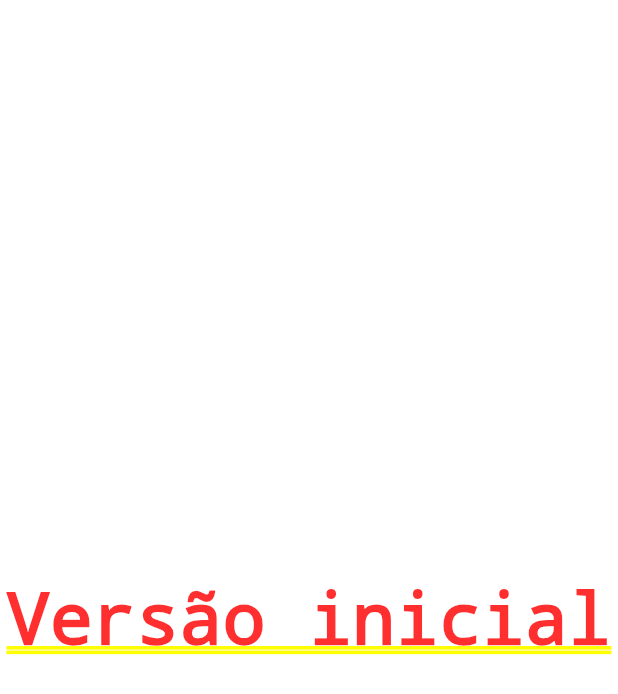
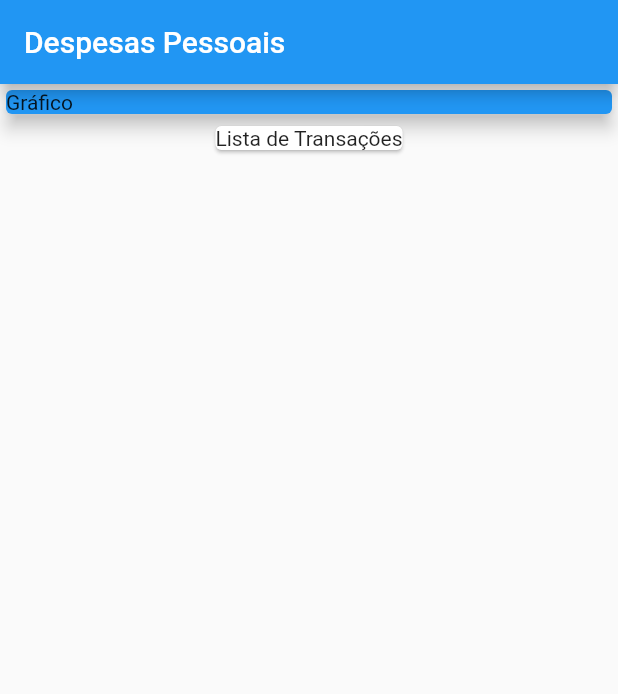
Before and after one commit to Winnicius-Moura/flutterExpensesApp, a Flutter app: the screen it shows after launch, on a phone screen of 412 x 824 dp. Shown: the top 694 px of the screen. Run offline on Flutter 3.47's test engine with Material 2 defaults, Android fonts, the phone set to English and light mode, and no system bars.

Commit message:
despesas pessoais scaffold

```diff
--- a/lib/main.dart
+++ b/lib/main.dart
@@ -1,4 +1,3 @@
-
 import 'package:flutter/material.dart';
 
 main() => runApp(const ExpensesApp());
@@ -19,8 +18,24 @@ class MyHomePage extends StatelessWidget {
 
   @override
   Widget build(BuildContext context) {
-    return const Center(
-      child: Text('Versão inicial'),
-    );
+    return Scaffold(
+        appBar: AppBar(
+          title: const Text('Despesas Pessoais'),
+        ),
+        body: Column(
+          children: const <Widget>[
+            SizedBox(
+              width: double.infinity,
+              child: Card(
+                color: Colors.blue,
+                elevation: 5,
+                child: Text('Gráfico'),
+              ),
+            ),
+            Card(
+              child: Text('Lista de Transações'),
+            )
+          ],
+        ));
   }
 }
```
